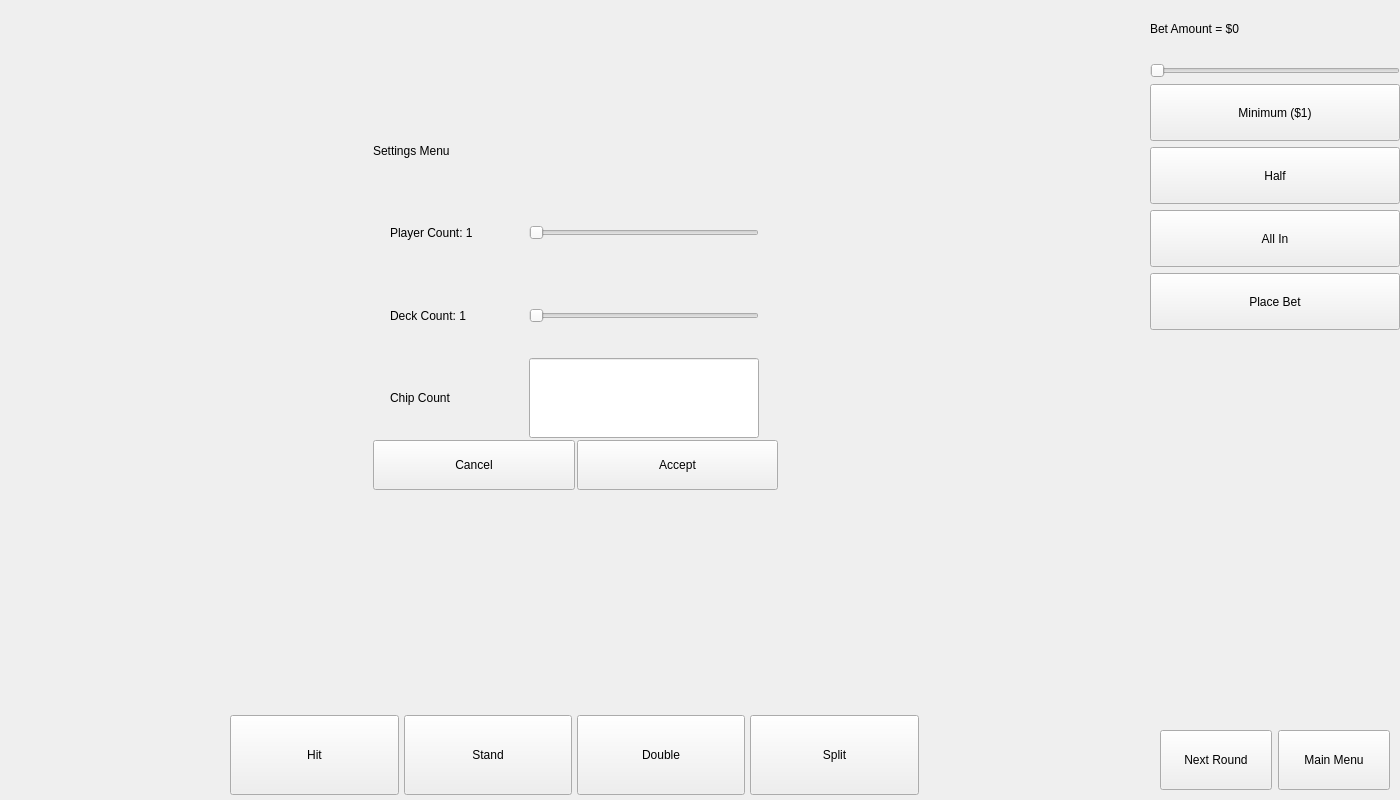
Old version of the form CardCounter/mainwindow.ui in the repository CalebStandfield/full-blackjack-game-engine-with-UI.
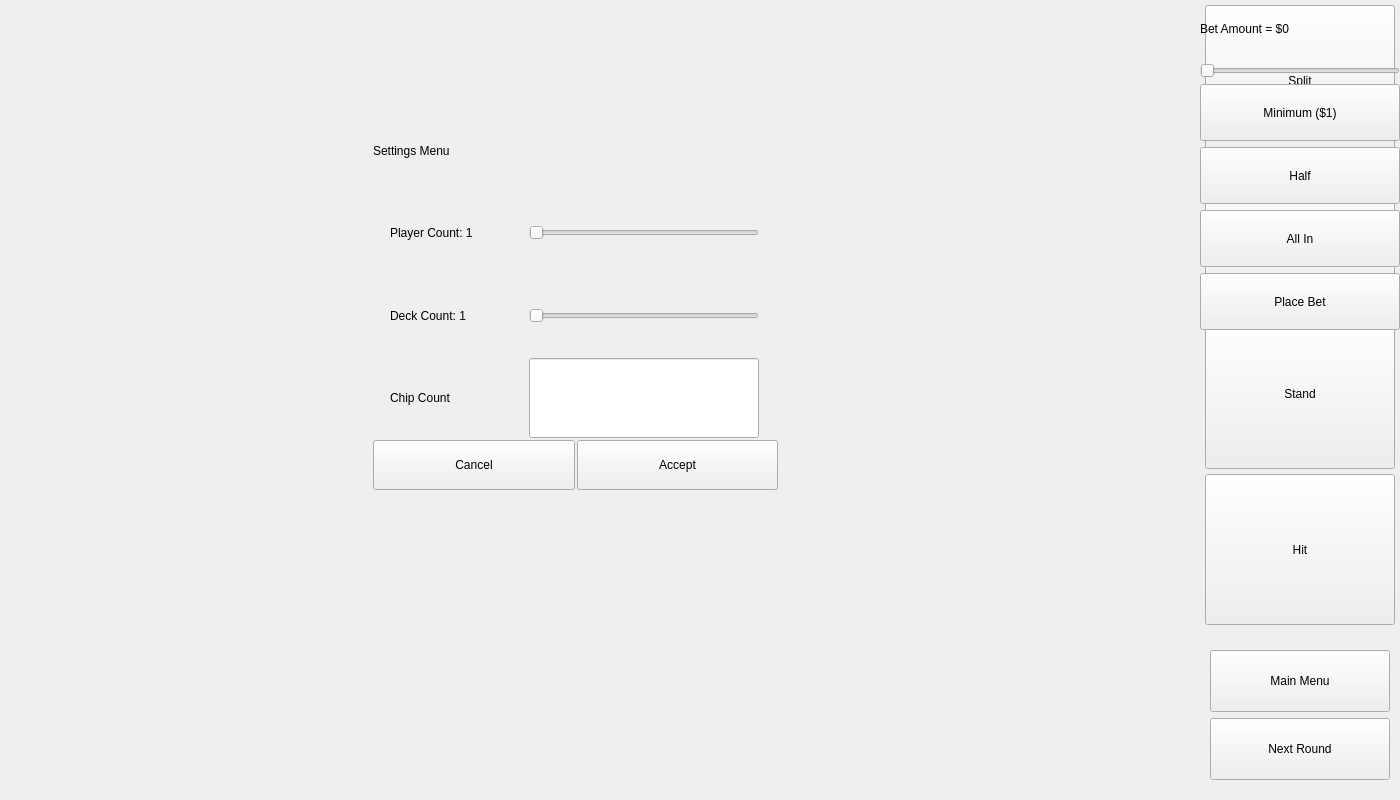
New version of the form.

What changed in the file:
```diff
--- a/CardCounter/mainwindow.ui
+++ b/CardCounter/mainwindow.ui
@@ -286,7 +286,7 @@
        <rect>
         <x>0</x>
         <y>0</y>
-        <width>1230</width>
+        <width>1200</width>
         <height>630</height>
        </rect>
       </property>
@@ -298,13 +298,13 @@
       </property>
       <property name="minimumSize">
        <size>
-        <width>1230</width>
+        <width>1200</width>
         <height>630</height>
        </size>
       </property>
       <property name="maximumSize">
        <size>
-        <width>1230</width>
+        <width>1200</width>
         <height>630</height>
        </size>
       </property>
@@ -312,31 +312,31 @@
      <widget class="QWidget" name="gamePlayButtons" native="true">
       <property name="geometry">
        <rect>
-        <x>225</x>
-        <y>710</y>
-        <width>700</width>
-        <height>90</height>
+        <x>1200</x>
+        <y>0</y>
+        <width>200</width>
+        <height>630</height>
        </rect>
       </property>
       <property name="sizePolicy">
-       <sizepolicy hsizetype="Fixed" vsizetype="Fixed">
+       <sizepolicy hsizetype="Minimum" vsizetype="Minimum">
         <horstretch>0</horstretch>
         <verstretch>0</verstretch>
        </sizepolicy>
       </property>
       <property name="minimumSize">
        <size>
-        <width>700</width>
-        <height>90</height>
+        <width>200</width>
+        <height>630</height>
        </size>
       </property>
       <property name="maximumSize">
        <size>
-        <width>700</width>
-        <height>90</height>
+        <width>0</width>
+        <height>75</height>
        </size>
       </property>
-      <layout class="QHBoxLayout" name="horizontalLayout_2">
+      <layout class="QVBoxLayout" name="verticalLayout_3">
        <property name="spacing">
         <number>5</number>
        </property>
@@ -352,67 +352,10 @@
        <property name="bottomMargin">
         <number>5</number>
        </property>
-       <item>
-        <widget class="QPushButton" name="hitButton">
-         <property name="sizePolicy">
-          <sizepolicy hsizetype="Fixed" vsizetype="Minimum">
-           <horstretch>0</horstretch>
-           <verstretch>0</verstretch>
-          </sizepolicy>
-         </property>
-         <property name="minimumSize">
-          <size>
-           <width>169</width>
-           <height>0</height>
-          </size>
-         </property>
-         <property name="text">
-          <string>Hit</string>
-         </property>
-        </widget>
-       </item>
-       <item>
-        <widget class="QPushButton" name="standButton">
-         <property name="sizePolicy">
-          <sizepolicy hsizetype="Fixed" vsizetype="Minimum">
-           <horstretch>0</horstretch>
-           <verstretch>0</verstretch>
-          </sizepolicy>
-         </property>
-         <property name="minimumSize">
-          <size>
-           <width>168</width>
-           <height>0</height>
-          </size>
-         </property>
-         <property name="text">
-          <string>Stand</string>
-         </property>
-        </widget>
-       </item>
-       <item>
-        <widget class="QPushButton" name="doubleButton">
-         <property name="sizePolicy">
-          <sizepolicy hsizetype="Fixed" vsizetype="Minimum">
-           <horstretch>0</horstretch>
-           <verstretch>0</verstretch>
-          </sizepolicy>
-         </property>
-         <property name="minimumSize">
-          <size>
-           <width>168</width>
-           <height>0</height>
-          </size>
-         </property>
-         <property name="text">
-          <string>Double</string>
-         </property>
-        </widget>
-       </item>
        <item>
         <widget class="QPushButton" name="splitButton">
          <property name="sizePolicy">
-          <sizepolicy hsizetype="Fixed" vsizetype="Minimum">
+          <sizepolicy hsizetype="Minimum" vsizetype="Minimum">
            <horstretch>0</horstretch>
            <verstretch>0</verstretch>
           </sizepolicy>
@@ -428,6 +371,63 @@
          </property>
         </widget>
        </item>
+       <item>
+        <widget class="QPushButton" name="doubleButton">
+         <property name="sizePolicy">
+          <sizepolicy hsizetype="Minimum" vsizetype="Minimum">
+           <horstretch>0</horstretch>
+           <verstretch>0</verstretch>
+          </sizepolicy>
+         </property>
+         <property name="minimumSize">
+          <size>
+           <width>168</width>
+           <height>0</height>
+          </size>
+         </property>
+         <property name="text">
+          <string>Double</string>
+         </property>
+        </widget>
+       </item>
+       <item>
+        <widget class="QPushButton" name="standButton">
+         <property name="sizePolicy">
+          <sizepolicy hsizetype="Minimum" vsizetype="Minimum">
+           <horstretch>0</horstretch>
+           <verstretch>0</verstretch>
+          </sizepolicy>
+         </property>
+         <property name="minimumSize">
+          <size>
+           <width>168</width>
+           <height>0</height>
+          </size>
+         </property>
+         <property name="text">
+          <string>Stand</string>
+         </property>
+        </widget>
+       </item>
+       <item>
+        <widget class="QPushButton" name="hitButton">
+         <property name="sizePolicy">
+          <sizepolicy hsizetype="Minimum" vsizetype="Minimum">
+           <horstretch>0</horstretch>
+           <verstretch>0</verstretch>
+          </sizepolicy>
+         </property>
+         <property name="minimumSize">
+          <size>
+           <width>169</width>
+           <height>0</height>
+          </size>
+         </property>
+         <property name="text">
+          <string>Hit</string>
+         </property>
+        </widget>
+       </item>
       </layout>
      </widget>
      <widget class="QWidget" name="settingsPopUp" native="true">
@@ -668,9 +668,9 @@
      <widget class="QWidget" name="bettingArea" native="true">
       <property name="geometry">
        <rect>
-        <x>1150</x>
+        <x>1200</x>
         <y>0</y>
-        <width>250</width>
+        <width>200</width>
         <height>330</height>
        </rect>
       </property>
@@ -749,10 +749,10 @@
      <widget class="QWidget" name="continueToNextRound" native="true">
       <property name="geometry">
        <rect>
-        <x>1150</x>
-        <y>720</y>
-        <width>250</width>
-        <height>80</height>
+        <x>1200</x>
+        <y>640</y>
+        <width>200</width>
+        <height>150</height>
        </rect>
       </property>
       <property name="sizePolicy">
@@ -763,14 +763,14 @@
       </property>
       <property name="minimumSize">
        <size>
-        <width>250</width>
-        <height>80</height>
+        <width>200</width>
+        <height>150</height>
        </size>
       </property>
       <property name="maximumSize">
        <size>
-        <width>250</width>
-        <height>80</height>
+        <width>200</width>
+        <height>150</height>
        </size>
       </property>
       <property name="sizeIncrement">
@@ -779,7 +779,7 @@
         <height>0</height>
        </size>
       </property>
-      <layout class="QHBoxLayout" name="horizontalLayout_3">
+      <layout class="QVBoxLayout" name="verticalLayout_4">
        <property name="leftMargin">
         <number>10</number>
        </property>
@@ -792,6 +792,19 @@
        <property name="bottomMargin">
         <number>10</number>
        </property>
+       <item>
+        <widget class="QPushButton" name="backToMainMenuFromPlay">
+         <property name="sizePolicy">
+          <sizepolicy hsizetype="Minimum" vsizetype="Minimum">
+           <horstretch>0</horstretch>
+           <verstretch>0</verstretch>
+          </sizepolicy>
+         </property>
+         <property name="text">
+          <string>Main Menu</string>
+         </property>
+        </widget>
+       </item>
        <item>
         <widget class="QPushButton" name="nextRound">
          <property name="sizePolicy">
@@ -811,19 +824,6 @@
          </property>
         </widget>
        </item>
-       <item>
-        <widget class="QPushButton" name="backToMainMenuFromPlay">
-         <property name="sizePolicy">
-          <sizepolicy hsizetype="Minimum" vsizetype="Minimum">
-           <horstretch>0</horstretch>
-           <verstretch>0</verstretch>
-          </sizepolicy>
-         </property>
-         <property name="text">
-          <string>Main Menu</string>
-         </property>
-        </widget>
-       </item>
       </layout>
      </widget>
     </widget>
```
